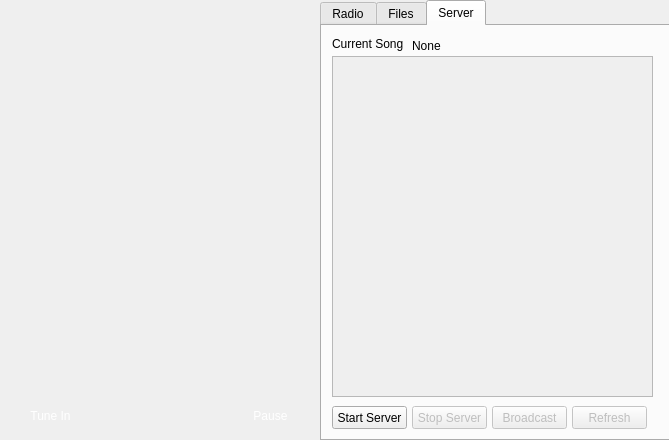
Above: mainwindow.ui from warren80/comaudio before the change. Below: the same form after it.
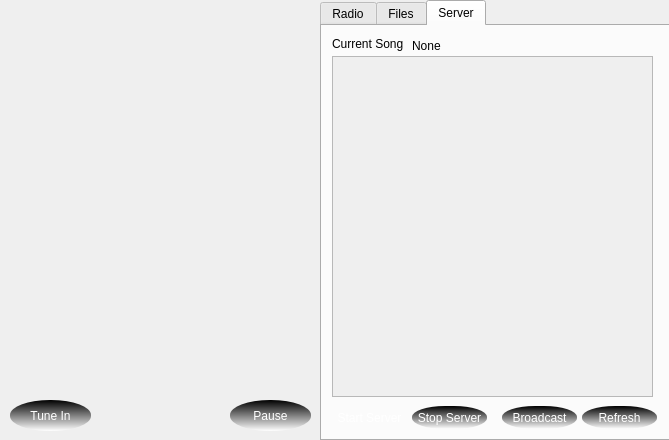
That is the form after the change. The open tabs and pages were chosen to show the change. Icons and pictures are not drawn.

```diff
--- a/mainwindow.ui
+++ b/mainwindow.ui
@@ -460,12 +460,30 @@
       </property>
       <property name="geometry">
        <rect>
-        <x>170</x>
+        <x>180</x>
         <y>380</y>
         <width>75</width>
         <height>23</height>
        </rect>
       </property>
+      <property name="styleSheet">
+       <string notr="true">QPushButton {
+	background: qlineargradient(spread:pad, x1:0.5, y1:0, x2:0.5, y2:1, stop:0 		rgba(204, 176, 156, 255), stop:1 rgba(196, 112, 53, 255));
+	border: 1px #c47035 brown;
+	border-radius: 32.5px 11px;
+	color: white;
+}
+
+QPushButton:hover {
+	background:qlineargradient(spread:pad, x1:0.5, y1:0, x2:0.5, y2:1, stop:0 rgba(255, 205, 0, 255), stop:1 rgba(255, 255, 255, 255));
+	color: black;
+}
+
+QPushButton:disabled {
+	background:qlineargradient(spread:pad, x1:0.5, y1:0, x2:0.5, y2:1, stop:0 rgba(0, 0, 0, 255), stop:1 rgba(255, 255, 255, 255));
+	color: white;
+}</string>
+      </property>
       <property name="text">
        <string>Broadcast</string>
       </property>
@@ -492,12 +510,30 @@
       </property>
       <property name="geometry">
        <rect>
-        <x>250</x>
+        <x>260</x>
         <y>380</y>
         <width>75</width>
         <height>23</height>
        </rect>
       </property>
+      <property name="styleSheet">
+       <string notr="true">QPushButton {
+	background: qlineargradient(spread:pad, x1:0.5, y1:0, x2:0.5, y2:1, stop:0 		rgba(204, 176, 156, 255), stop:1 rgba(196, 112, 53, 255));
+	border: 1px #c47035 brown;
+	border-radius: 32.5px 11px;
+	color: white;
+}
+
+QPushButton:hover {
+	background:qlineargradient(spread:pad, x1:0.5, y1:0, x2:0.5, y2:1, stop:0 rgba(255, 205, 0, 255), stop:1 rgba(255, 255, 255, 255));
+	color: black;
+}
+
+QPushButton:disabled {
+	background:qlineargradient(spread:pad, x1:0.5, y1:0, x2:0.5, y2:1, stop:0 rgba(0, 0, 0, 255), stop:1 rgba(255, 255, 255, 255));
+	color: white;
+}</string>
+      </property>
       <property name="text">
        <string>Refresh</string>
       </property>
@@ -527,6 +563,24 @@
         <height>23</height>
        </rect>
       </property>
+      <property name="styleSheet">
+       <string notr="true">QPushButton {
+	background: qlineargradient(spread:pad, x1:0.5, y1:0, x2:0.5, y2:1, stop:0 		rgba(204, 176, 156, 255), stop:1 rgba(196, 112, 53, 255));
+	border: 1px #c47035 brown;
+	border-radius: 32.5px 11px;
+	color: white;
+}
+
+QPushButton:hover {
+	background:qlineargradient(spread:pad, x1:0.5, y1:0, x2:0.5, y2:1, stop:0 rgba(255, 205, 0, 255), stop:1 rgba(255, 255, 255, 255));
+	color: black;
+}
+
+QPushButton:disabled {
+	background:qlineargradient(spread:pad, x1:0.5, y1:0, x2:0.5, y2:1, stop:0 rgba(0, 0, 0, 255), stop:1 rgba(255, 255, 255, 255));
+	color: white;
+}</string>
+      </property>
       <property name="text">
        <string>Start Server</string>
       </property>
@@ -543,6 +597,24 @@
         <height>23</height>
        </rect>
       </property>
+      <property name="styleSheet">
+       <string notr="true">QPushButton {
+	background: qlineargradient(spread:pad, x1:0.5, y1:0, x2:0.5, y2:1, stop:0 		rgba(204, 176, 156, 255), stop:1 rgba(196, 112, 53, 255));
+	border: 1px #c47035 brown;
+	border-radius: 32.5px 11px;
+	color: white;
+}
+
+QPushButton:hover {
+	background:qlineargradient(spread:pad, x1:0.5, y1:0, x2:0.5, y2:1, stop:0 rgba(255, 205, 0, 255), stop:1 rgba(255, 255, 255, 255));
+	color: black;
+}
+
+QPushButton:disabled {
+	background:qlineargradient(spread:pad, x1:0.5, y1:0, x2:0.5, y2:1, stop:0 rgba(0, 0, 0, 255), stop:1 rgba(255, 255, 255, 255));
+	color: white;
+}</string>
+      </property>
       <property name="text">
        <string>Stop Server</string>
       </property>
@@ -572,6 +644,11 @@
 QPushButton:pressed {
 	background:qlineargradient(spread:pad, x1:0.5, y1:0, x2:0.5, y2:1, stop:0 rgba(255, 205, 0, 255), stop:1 rgba(255, 255, 255, 255));
 	color: black;
+}
+
+QPushButton:disabled {
+	background:qlineargradient(spread:pad, x1:0.5, y1:0, x2:0.5, y2:1, stop:0 rgba(0, 0, 0, 255), stop:1 rgba(255, 255, 255, 255));
+	color: white;
 }</string>
     </property>
     <property name="text">
@@ -604,6 +681,11 @@
 QPushButton:pressed {
 	background:qlineargradient(spread:pad, x1:0.5, y1:0, x2:0.5, y2:1, stop:0 rgba(255, 205, 0, 255), stop:1 rgba(255, 255, 255, 255));
 	color: black;
+}
+
+QPushButton:disabled {
+	background:qlineargradient(spread:pad, x1:0.5, y1:0, x2:0.5, y2:1, stop:0 rgba(0, 0, 0, 255), stop:1 rgba(255, 255, 255, 255));
+	color: white;
 }</string>
     </property>
     <property name="text">
```
Left out of the diff: 96 changed lines with no effect on the pictures.
